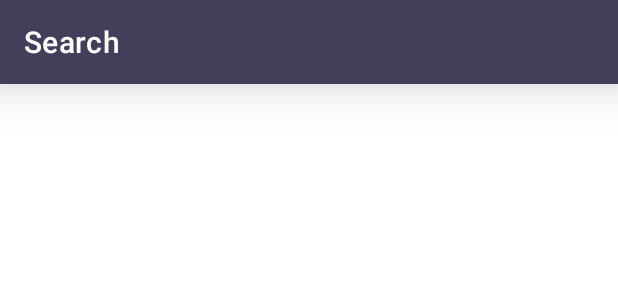
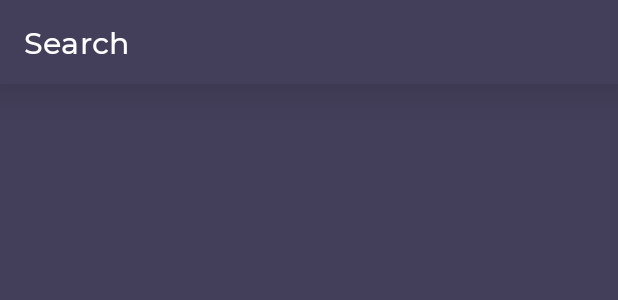
Before and after one commit to Yemeksepeti-Mobil-Android-Bootcamp/yemeksepeti-finalproject-iremcelikbilek, an Android app: the layout fragment_search.xml on its own in the app's theme, with its tools: preview values and no code run, on a phone screen of 412 x 824 dp. Shown: the top 300 px of the screen. Run offline under Robolectric (Android 15) with nearby library versions, the phone set to English and light mode, and no system bars.

Commit message:
Update search fragment

```diff
--- a/app/src/main/java/com/iremcelikbilek/yemeksepetiapp/adapter/HomeRestaurantListAdapter.kt
+++ b/app/src/main/java/com/iremcelikbilek/yemeksepetiapp/adapter/HomeRestaurantListAdapter.kt
@@ -3,7 +3,7 @@ package com.iremcelikbilek.yemeksepetiapp.adapter
 import android.view.LayoutInflater
 import android.view.ViewGroup
 import androidx.recyclerview.widget.RecyclerView
-import com.iremcelikbilek.yemeksepetiapp.data.entity.restaurantList.RestaurantData
+import com.iremcelikbilek.yemeksepetiapp.data.entity.common.RestaurantData
 import com.iremcelikbilek.yemeksepetiapp.data.entity.restaurantList.RestaurantListResponse
 import com.iremcelikbilek.yemeksepetiapp.databinding.ItemHomeRestaurantListBinding
 import com.iremcelikbilek.yemeksepetiapp.ui.home.IRestaurantListItemOnClick
--- a/app/src/main/java/com/iremcelikbilek/yemeksepetiapp/adapter/MenuListAdapter.kt
+++ b/app/src/main/java/com/iremcelikbilek/yemeksepetiapp/adapter/MenuListAdapter.kt
@@ -4,7 +4,7 @@ import android.view.LayoutInflater
 import android.view.ViewGroup
 import androidx.recyclerview.widget.RecyclerView
 import com.iremcelikbilek.yemeksepetiapp.data.entity.common.Menu
-import com.iremcelikbilek.yemeksepetiapp.data.entity.restaurantList.RestaurantData
+import com.iremcelikbilek.yemeksepetiapp.data.entity.common.RestaurantData
 import com.iremcelikbilek.yemeksepetiapp.databinding.ItemMenuListBinding
 import com.iremcelikbilek.yemeksepetiapp.ui.menuList.IMenuListOnClick
 
--- a/app/src/main/java/com/iremcelikbilek/yemeksepetiapp/adapter/SearchRestaurantListAdapter.kt
+++ b/app/src/main/java/com/iremcelikbilek/yemeksepetiapp/adapter/SearchRestaurantListAdapter.kt
@@ -3,7 +3,7 @@ package com.iremcelikbilek.yemeksepetiapp.adapter
 import android.view.LayoutInflater
 import android.view.ViewGroup
 import androidx.recyclerview.widget.RecyclerView
-import com.iremcelikbilek.yemeksepetiapp.data.entity.search.SearchData
+import com.iremcelikbilek.yemeksepetiapp.data.entity.common.RestaurantData
 import com.iremcelikbilek.yemeksepetiapp.data.entity.search.SearchResponse
 import com.iremcelikbilek.yemeksepetiapp.databinding.ItemHomeRestaurantListBinding
 import com.iremcelikbilek.yemeksepetiapp.ui.search.ISearchListOnClick
@@ -27,7 +27,7 @@ class SearchRestaurantListAdapter: RecyclerView.Adapter<SearchRestaurantListAdap
     }
 
     class SearchRestaurantListViewHolder(var binding: ItemHomeRestaurantListBinding): RecyclerView.ViewHolder(binding.root) {
-        fun setItem(item: SearchData, listener: ISearchListOnClick?) {
+        fun setItem(item: RestaurantData, listener: ISearchListOnClick?) {
             binding.restaurantNameTxt.text = item.name
             binding.minimumPriceTxt.text = item.minimumPrice
             binding.estimatedArrivalTimeTxt.text = item.estimatedArrivalTime
--- a/app/src/main/java/com/iremcelikbilek/yemeksepetiapp/data/entity/restaurantList/RestaurantData.kt
+++ b/app/src/main/java/com/iremcelikbilek/yemeksepetiapp/data/entity/common/RestaurantData.kt
@@ -1,8 +1,7 @@
-package com.iremcelikbilek.yemeksepetiapp.data.entity.restaurantList
+package com.iremcelikbilek.yemeksepetiapp.data.entity.common
 
 import android.os.Parcelable
 import com.google.gson.annotations.SerializedName
-import com.iremcelikbilek.yemeksepetiapp.data.entity.common.Menu
 import kotlinx.parcelize.Parcelize
 
 @Parcelize
--- a/app/src/main/java/com/iremcelikbilek/yemeksepetiapp/data/entity/restaurantList/RestaurantListResponse.kt
+++ b/app/src/main/java/com/iremcelikbilek/yemeksepetiapp/data/entity/restaurantList/RestaurantListResponse.kt
@@ -1,7 +1,7 @@
 package com.iremcelikbilek.yemeksepetiapp.data.entity.restaurantList
 
-
 import com.google.gson.annotations.SerializedName
+import com.iremcelikbilek.yemeksepetiapp.data.entity.common.RestaurantData
 
 data class RestaurantListResponse(
     @SerializedName("data")
--- a/app/src/main/java/com/iremcelikbilek/yemeksepetiapp/data/entity/search/SearchResponse.kt
+++ b/app/src/main/java/com/iremcelikbilek/yemeksepetiapp/data/entity/search/SearchResponse.kt
@@ -2,10 +2,11 @@ package com.iremcelikbilek.yemeksepetiapp.data.entity.search
 
 
 import com.google.gson.annotations.SerializedName
+import com.iremcelikbilek.yemeksepetiapp.data.entity.common.RestaurantData
 
 data class SearchResponse(
     @SerializedName("data")
-    val `data`: List<SearchData>,
+    val `data`: List<RestaurantData>,
     @SerializedName("error")
     val error: Boolean,
     @SerializedName("message")
--- a/app/src/main/java/com/iremcelikbilek/yemeksepetiapp/ui/home/IRestaurantListItemOnClick.kt
+++ b/app/src/main/java/com/iremcelikbilek/yemeksepetiapp/ui/home/IRestaurantListItemOnClick.kt
@@ -1,6 +1,6 @@
 package com.iremcelikbilek.yemeksepetiapp.ui.home
 
-import com.iremcelikbilek.yemeksepetiapp.data.entity.restaurantList.RestaurantData
+import com.iremcelikbilek.yemeksepetiapp.data.entity.common.RestaurantData
 
 interface IRestaurantListItemOnClick {
     fun onClick(item: RestaurantData)
--- a/app/src/main/java/com/iremcelikbilek/yemeksepetiapp/ui/search/ISearchListOnClick.kt
+++ b/app/src/main/java/com/iremcelikbilek/yemeksepetiapp/ui/search/ISearchListOnClick.kt
@@ -1,7 +1,7 @@
 package com.iremcelikbilek.yemeksepetiapp.ui.search
 
-import com.iremcelikbilek.yemeksepetiapp.data.entity.search.SearchData
+import com.iremcelikbilek.yemeksepetiapp.data.entity.common.RestaurantData
 
 interface ISearchListOnClick {
-    fun onClick(item: SearchData)
+    fun onClick(item: RestaurantData)
 }
--- a/app/src/main/res/drawable/ic_baseline_search_24.xml
+++ b/app/src/main/res/drawable/ic_baseline_search_24.xml
@@ -3,7 +3,7 @@
     android:height="24dp"
     android:viewportWidth="24"
     android:viewportHeight="24"
-    android:tint="?attr/colorControlNormal">
+    android:tint="@color/white">
   <path
       android:fillColor="@android:color/white"
       android:pathData="M15.5,14h-0.79l-0.28,-0.27C15.41,12.59 16,11.11 16,9.5 16,5.91 13.09,3 9.5,3S3,5.91 3,9.5 5.91,16 9.5,16c1.61,0 3.09,-0.59 4.23,-1.57l0.27,0.28v0.79l5,4.99L20.49,19l-4.99,-5zM9.5,14C7.01,14 5,11.99 5,9.5S7.01,5 9.5,5 14,7.01 14,9.5 11.99,14 9.5,14z"/>
--- a/app/src/main/res/layout/fragment_search.xml
+++ b/app/src/main/res/layout/fragment_search.xml
@@ -4,16 +4,18 @@
     xmlns:app="http://schemas.android.com/apk/res-auto"
     android:layout_width="match_parent"
     android:layout_height="match_parent"
-    android:orientation="vertical">
+    android:orientation="vertical"
+    android:background="@color/primaryColor">
 
     <androidx.appcompat.widget.Toolbar
+        android:theme="@style/ToolbarTheme"
         android:id="@+id/search_toolbar"
         android:layout_width="match_parent"
         android:layout_height="?actionBarSize"
         android:elevation="20dp"
         android:background="@color/primaryColor"
         app:title="Search"
-        app:titleTextColor="@color/white" />
+        app:titleTextColor="@color/white"/>
 
     <androidx.recyclerview.widget.RecyclerView
         android:id="@+id/search_restaurant_list_rv"
--- a/app/src/main/res/layout/item_category_list.xml
+++ b/app/src/main/res/layout/item_category_list.xml
@@ -11,6 +11,7 @@
 
     <TextView
         android:id="@+id/category_name_txt"
+        android:layout_gravity="center"
         android:gravity="center"
         android:layout_width="wrap_content"
         android:layout_height="wrap_content"
--- a/app/src/main/res/menu/search_menu.xml
+++ b/app/src/main/res/menu/search_menu.xml
@@ -5,6 +5,7 @@
         android:id="@+id/action_search"
         android:title="Search"
         android:icon="@drawable/ic_baseline_search_24"
+        android:iconTint="@color/white"
         app:actionViewClass="androidx.appcompat.widget.SearchView"
         app:showAsAction="ifRoom|collapseActionView"/>
 
--- a/app/src/main/res/values/themes.xml
+++ b/app/src/main/res/values/themes.xml
@@ -8,9 +8,19 @@
         <!-- Secondary brand color. -->
         <item name="colorSecondary">@color/teal_200</item>
         <item name="colorSecondaryVariant">@color/teal_700</item>
-        <item name="colorOnSecondary">@color/black</item>
+        <item name="colorOnSecondary">@color/white</item>
         <!-- Status bar color. -->
         <item name="android:statusBarColor" tools:targetApi="l">?attr/colorPrimaryVariant</item>
         <!-- Customize your theme here. -->
     </style>
+
+    <style name="ToolbarTheme" parent="Theme.MaterialComponents">
+        <item name="android:textColorHint">@color/white</item>
+        <item name="fontFamily">@font/montserrat_medium</item>
+        <item name="iconTint">@color/white</item>
+        <item name="android:textColor">@color/white</item>
+        <item name="editTextColor">@color/white</item>
+        <item name="colorSecondary">@color/white</item>
+    </style>
+
 </resources>
```
Also changed, not shown: app/src/main/java/com/iremcelikbilek/yemeksepetiapp/data/entity/search/SearchData.kt (deleted, +0 -27 lines), app/src/main/java/com/iremcelikbilek/yemeksepetiapp/ui/home/HomeFragment.kt (+1 -11 lines), app/src/main/java/com/iremcelikbilek/yemeksepetiapp/ui/search/SearchFragment.kt (+15 -14 lines), app/src/main/res/navigation/home_graph.xml (+6 -2 lines).
